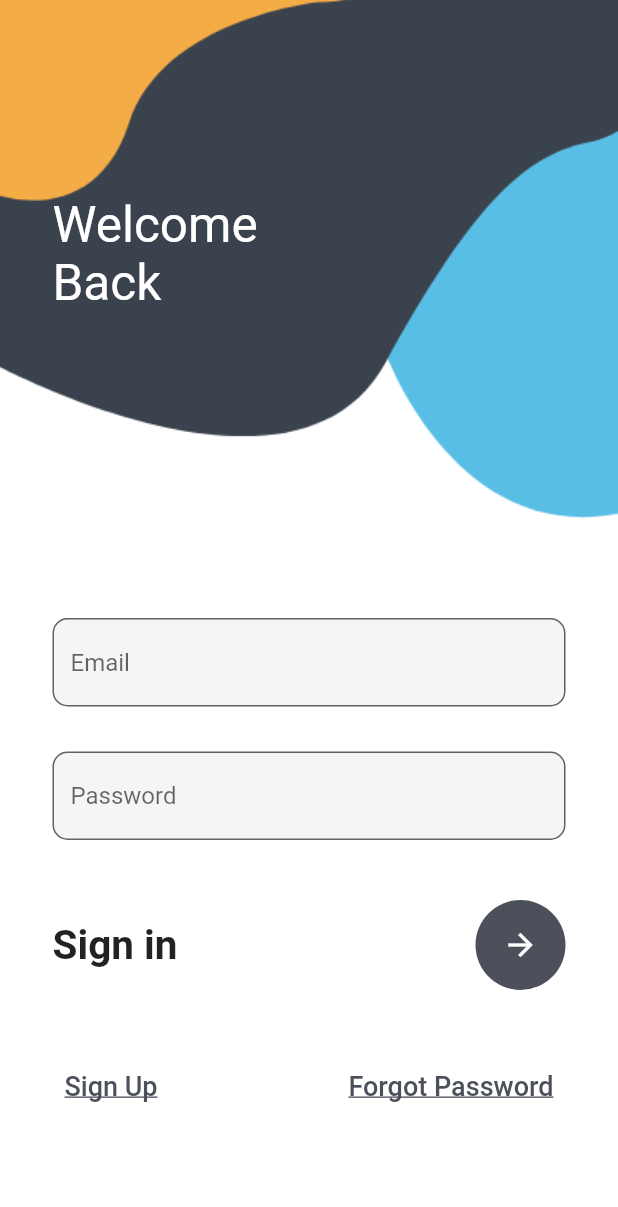
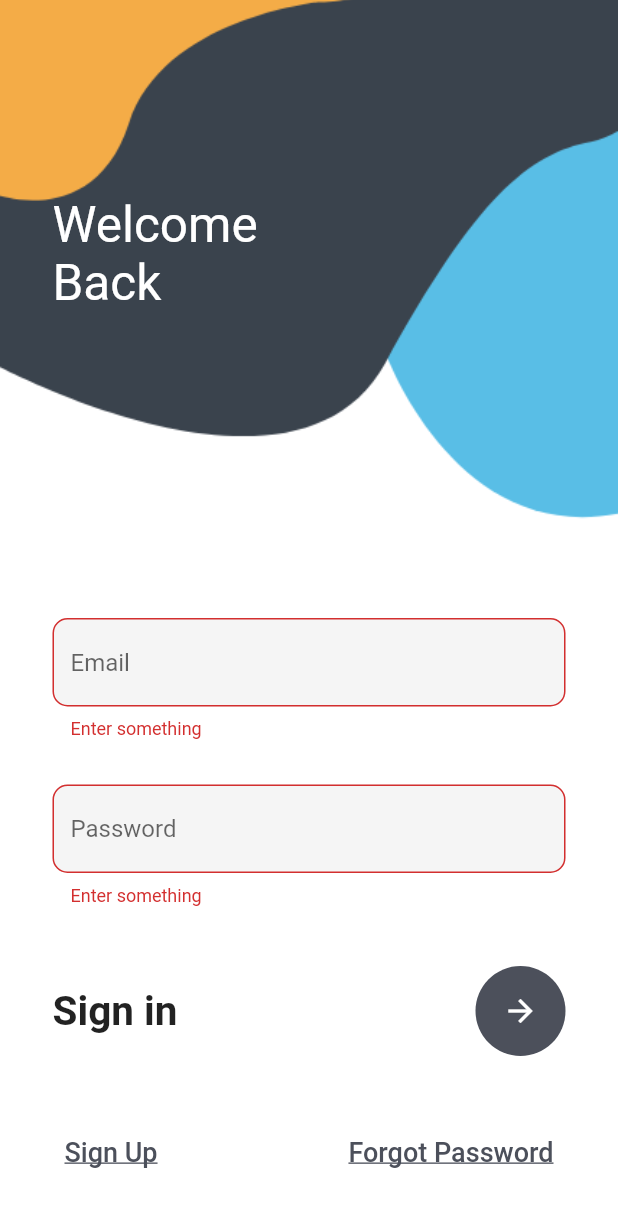
Before and after one commit to YassineKassem/PFEtest, a Flutter app: the MyLogin screen opened by its route, after a tap on the "arrow forward" icon, on a phone screen of 412 x 824 dp. Shown: the top 1207 px of the screen. Run offline on Flutter 3.47's test engine with Material 2 defaults, Android fonts, the phone set to English and light mode, and no system bars; our stand-ins replace concentric_transition, lottie; missing offline and left inert: animator.

Commit message:
update front

```diff
--- a/client/lib/main.dart
+++ b/client/lib/main.dart
@@ -3,6 +3,7 @@ import 'package:pfe/register.dart';
 import 'package:pfe/signin.dart';
 import 'Home.dart';
 import 'loader.dart';
+import 'AccueilEtd.dart';
 
 void main() {
   runApp(const MyApp());
@@ -22,6 +23,7 @@ class MyApp extends StatelessWidget {
         // When navigating to the "/second" route, build the SecondScreen widget.
         '/login': (context) => MyLogin(),
         '/register':(context) => MyRegister(),
+        '/AccueilEtd':(context) => AccueilEtd(),
       },
       debugShowCheckedModeBanner: false,
     );
--- /dev/null
+++ b/client/lib/model/Etudiant.dart
@@ -0,0 +1,11 @@
+class Etudiant{
+
+  String email;
+  String password;
+  String? name;
+
+
+  Etudiant(this.email,this.password);
+
+
+}
--- a/client/lib/signin.dart
+++ b/client/lib/signin.dart
@@ -1,4 +1,6 @@
 import 'package:flutter/material.dart';
+import 'package:pfe/model/Etudiant.dart';
+import 'package:http/http.dart' as http;
 
 class MyLogin extends StatefulWidget {
   const MyLogin({Key? key}) : super(key: key);
@@ -8,6 +10,21 @@ class MyLogin extends StatefulWidget {
 }
 
 class _MyLoginState extends State<MyLogin> {
+  final _formKey = GlobalKey<FormState>();
+  Etudiant etd =Etudiant('', '');
+  Future save() async {
+    var res = await http.post(Uri.parse("http://192.168.1.4:5000/etudiant/login"),
+        headers: <String, String>{
+          'Context-Type': 'application/json;charSet=UTF-8'
+        },
+        body: <String, String>{
+          'email': etd.email,
+          'password': etd.password
+        });
+    print(res.body);
+   Navigator.pushNamed(context, '/AccueilEtd');
+  }
+
   @override
   Widget build(BuildContext context) {
     return Container(
@@ -36,9 +53,25 @@ class _MyLoginState extends State<MyLogin> {
                   children: [
                     Container(
                       margin: EdgeInsets.only(left: 35, right: 35),
+                      child: Form(
+                        key:_formKey,
                         child: Column(
                           children: [
-                          TextField(
+                            TextFormField(
+                              controller: TextEditingController(text: etd.email),
+                              onChanged: (value){
+                                etd.email=value;
+                              },
+                              validator: (value){
+                              if (value!.isEmpty) {
+                                  return 'Enter something';
+                                } else if (RegExp( r"^[a-zA-Z0-9.a-zA-Z0-9.!#$%&'*+-/=?^_`{|}~]+@[a-zA-Z0-9]+\.[a-zA-Z]+")
+                                 .hasMatch(value)) {
+                                 return null;
+                                 } else {
+                                   return 'Enter valid email';
+                               }
+                                },
                               style: TextStyle(color: Colors.black),
                               decoration: InputDecoration(
                                   fillColor: Colors.grey.shade100,
@@ -51,7 +84,18 @@ class _MyLoginState extends State<MyLogin> {
                             SizedBox(
                               height: 30,
                             ),
-                          TextField(
+                            TextFormField(
+                              controller: TextEditingController(text: etd.password),
+
+                              onChanged: (value) {
+                              etd.password = value;
+                               },
+                              validator: (value) {
+                              if (value!.isEmpty) {
+                               return 'Enter something';
+                               }
+                              return null;
+                                    },
                               style: TextStyle(),
                               obscureText: true,
                               decoration: InputDecoration(
@@ -78,7 +122,17 @@ class _MyLoginState extends State<MyLogin> {
                                   backgroundColor: Color(0xff4c505b),
                                   child: IconButton(
                                       color: Colors.white,
-                                    onPressed: () {},
+
+                                        onPressed: () {
+
+                                          if (_formKey.currentState!.validate()) {
+                                             save();
+                                             print('ok');
+                                          } else {
+                                          print("not ok");
+                                                }
+                                                },
+
                                       icon: Icon(
                                         Icons.arrow_forward,
                                       )),
@@ -119,6 +173,7 @@ class _MyLoginState extends State<MyLogin> {
                             )
                           ],
                         ),
+                      ),
                     )
                   ],
                 ),
```
Also changed, not shown: client/lib/AccueilEtd.dart (added, +17 -0 lines), 2 other files. Lines whose indentation alone changed are shown as unchanged.
